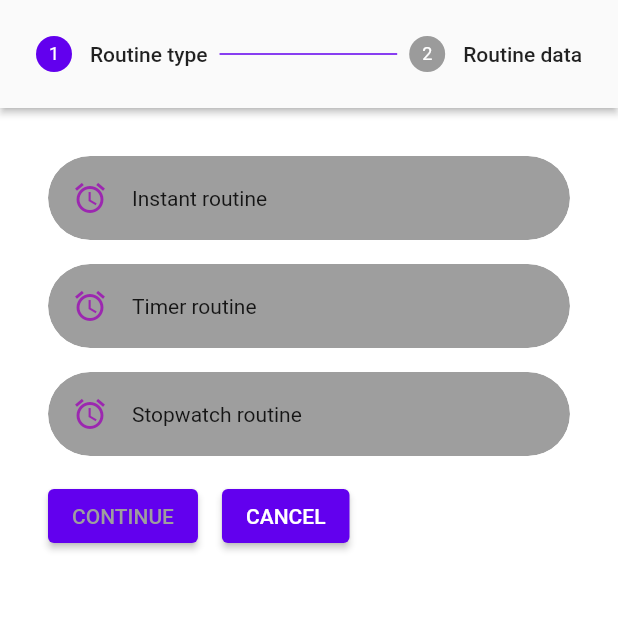
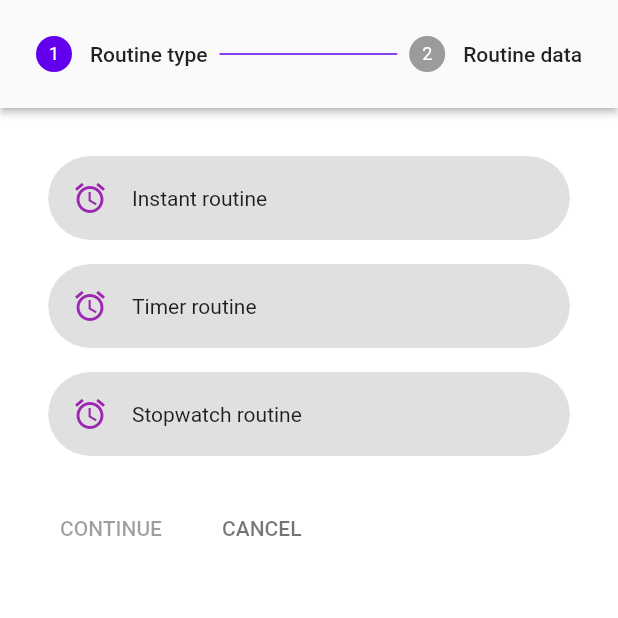
Before and after one commit to Josde/Habitr, a Flutter app: the RoutineScreen screen opened directly, after a tap on the "delete" icon, after a tap on the "add" icon, on a phone screen of 412 x 824 dp, the top half of it. Run offline on Flutter 3.47's test engine with Material 2 defaults, Android fonts, the phone set to English and light mode, and no system bars; our stand-ins replace bloc, country_picker, equatable, flutter_bloc, flutter_native_splash, flutter_settings_screens and 3 more; missing offline and left inert: jdenticon_dart; accounts and stored records are empty.

Commit message:
Added functionality to the new routine editing screen Changed routine to use a starting time and a number of notifications every 5 min. Changed theming to make it a less bit hard on the eyes Modify feed and profile to make them more aesthetic

```diff
--- a/lib/data/classes/routine.dart
+++ b/lib/data/classes/routine.dart
@@ -1,14 +1,17 @@
+import 'package:flutter/material.dart';
 import 'package:habitr_tfg/data/enum/ActivityType.dart';
 import 'package:uuid/uuid.dart';
 class Routine {
   String name = "";
-  int delayBetweenNotis = 180;
+  int numberOfNotifications = 3;
+  TimeOfDay notificationStartTime = TimeOfDay.fromDateTime(DateTime(2022));
   ActivityType type = ActivityType.Instant;
   int timerLength = 0;
+  bool notificationsEnabled = false;
   late String id;
   var uuid = Uuid();
-  Routine.withId(this.name, this.delayBetweenNotis, this.type, this.timerLength, this.uuid);
-  Routine(this.name, this.delayBetweenNotis, this.type, this.timerLength) {
+  Routine.withId(this.name, this.numberOfNotifications, this.notificationStartTime, this.notificationsEnabled, this.type, this.timerLength, this.uuid);
+  Routine(this.name, this.numberOfNotifications, this.notificationStartTime, this.notificationsEnabled, this.type, this.timerLength) {
     this.id = uuid.v4();
   }
   Routine.empty();
@@ -16,27 +19,40 @@ class Routine {
   Routine.fromJson(Map<String,dynamic> json) {
     //TODO: Add error handling
     this.name = json['name'];
-    this.delayBetweenNotis = json['delayBetweenNotis'];
     this.type = ActivityType.values.elementAt(json['type']);
+    if (json.containsKey('numberOfNotifications')) {
+      this.numberOfNotifications = json['numberOfNotifications'];
+    }
+    if (json.containsKey('notificationStartTime')) {
+      List<String> time = json['notificationStartTime'].split(',');
+      if (time.length == 2) { // TODO: Add proper error handling to this.
+        this.notificationStartTime = TimeOfDay(hour: int.parse(time[0]), minute: int.parse(time[1]));
+      }
+
+    }
     if (json.containsKey('id')) {
       this.id = json['id'];
     } else {
       this.id = uuid.v4();
     }
+    if (json.containsKey('notificationsEnabled')) {
+      this.notificationsEnabled = json['notificationsEnabled'];
+    }
     if (json.containsKey('timerLength')) {
       this.timerLength = json['timerLength'];
-    } else {
-      this.timerLength = 60; // TODO: CHANGE THIS
     }
   }
 
   Map<String, dynamic> toJson() {
     final Map<String, dynamic> json = new Map<String, dynamic>();
     json['name'] = this.name;
-    json['delayBetweenNotis'] = this.delayBetweenNotis;
+    json['numberOfNotifications'] = this.numberOfNotifications;
+    json['notificationStartTime'] = '${this.notificationStartTime.hour},${this.notificationStartTime.minute}';
     json['type'] = this.type.index;
     json['timerLength'] = this.timerLength;
     json['id'] = this.id;
+    json['notificationsEnabled'] = this.notificationsEnabled;
+    print(json.toString());
     return json;
   }
 }
--- a/lib/screens/misc/feed_screen.dart
+++ b/lib/screens/misc/feed_screen.dart
@@ -42,8 +42,9 @@ class _FeedScreenState extends State<FeedScreen> {
          child: ClipRRect( //TODO: Using padding makes ClipRRect show as rectangle instead of rounded rectangle? weird
             borderRadius: BorderRadius.circular(30.0),
             child: Container(
-              margin: EdgeInsets.all(8.0),
               color: Theme.of(context).primaryColorDark,
+              child: Padding(
+                padding: const EdgeInsets.all(8.0),
                 child: Column(
                   children: [
                     GestureDetector(
@@ -72,6 +73,7 @@ class _FeedScreenState extends State<FeedScreen> {
                   ]
                 ),
               ),
+            ),
 
           ),
        );
--- a/lib/screens/routine/new_create_routine_screen.dart
+++ b/lib/screens/routine/new_create_routine_screen.dart
@@ -1,26 +1,41 @@
 import 'package:flutter/material.dart';
+import 'package:flutter_bloc/flutter_bloc.dart';
 import 'package:habitr_tfg/data/classes/routine.dart';
 import 'package:habitr_tfg/data/enum/ActivityType.dart';
 import 'package:habitr_tfg/utils/validator.dart';
 
+import '../../blocs/routines/routines_bloc.dart';
+
 class NewCreateRoutineScreen extends StatefulWidget {
-  const NewCreateRoutineScreen({Key? key}) : super(key: key);
-
+  const NewCreateRoutineScreen({Key? key, this.routine}) : super(key: key);
+  final Routine? routine;
   @override
   State<NewCreateRoutineScreen> createState() => _NewCreateRoutineScreenState();
 }
 
 class _NewCreateRoutineScreenState extends State<NewCreateRoutineScreen> {
   int _index = 0;
-  Routine? _routine;
-  ActivityType? _currentType = null;
-  String nombreRutina = "";
-  int freqNotificaciones = 3;
-  int timerLength = 0;
-  Routine? rutinaActual = null;
-  TimeOfDay? notificationStartTime = TimeOfDay.now();
-  bool notificationEnabled = true;
+  ActivityType? _currentType;
+  String _routineName = "";
+  int _numberOfNotifications = 3;
+  int _timerLength = 0;
+  TimeOfDay? _notificationStartTime = TimeOfDay.now();
+  bool _notificationsEnabled = true;
   final _formKey = GlobalKey<FormState>();
+
+  @override
+  void initState() {
+    if (widget.routine != null) { // modo de edición de rutina
+      Routine r = widget.routine!;
+      _index = 1;
+      _routineName = r.name;
+      _currentType = r.type;
+      _notificationsEnabled = r.notificationsEnabled;
+      _numberOfNotifications = r.numberOfNotifications;
+      _timerLength = r.timerLength;
+      _notificationStartTime = r.notificationStartTime;
+    }
+  }
   @override
   Widget build(BuildContext context) {
     return Scaffold(
@@ -29,27 +44,8 @@ class _NewCreateRoutineScreenState extends State<NewCreateRoutineScreen> {
           currentStep: _index,
           type: StepperType.horizontal,
           steps: getSteps(),
-          controlsBuilder: (BuildContext context, ControlsDetails details) {
-            return Row(
-              children: [
-                Padding(
-                  padding: const EdgeInsets.all(8.0),
-                  child: ElevatedButton(
-                    onPressed: onStepContinue,
-                    child: _currentType == null? Text('CONTINUE', style: TextStyle(color: Theme.of(context).primaryColorDark)) : Text('CONTINUE'),
-                  ),
-                ),
-                Padding(
-                  padding: const EdgeInsets.all(8.0),
-                  child: ElevatedButton(
-                    onPressed: () => setState(() => _index == 0? Navigator.pop(context) : _index -= 1),
-                    child: Text('CANCEL'),
-
-                  ),
-                )
-              ],
-            );
-          },
+          onStepContinue: _currentType == null? null : onStepContinue,
+          onStepCancel: () => (setState(() => _index == 0? Navigator.pop(context) : _index -= 1) )
         ),
       ),
     );
@@ -57,8 +53,21 @@ class _NewCreateRoutineScreenState extends State<NewCreateRoutineScreen> {
     void onStepContinue() {
     if (_index != getSteps().length - 1 && _currentType != null) {
       setState( () => _index += 1);
-    } else if (_index == getSteps().length - 1) {
-      Navigator.pop(context);
+    } else if (_index == getSteps().length - 1) { // Add null checks here to prevent crashing due to ! operator
+      if (this._formKey.currentState!.validate()) {
+        this._formKey.currentState!.save();
+        Routine nuevaRutina = Routine(_routineName, _numberOfNotifications, _notificationStartTime!, _notificationsEnabled, _currentType!, _timerLength);
+        if (widget.routine != null) { // Modo de edición
+                      nuevaRutina.id = widget.routine!.id;
+                      BlocProvider.of<RoutinesBloc>(context, listen: false)
+                          .add(UpdateRoutine(routine: nuevaRutina));
+
+        } else {
+           BlocProvider.of<RoutinesBloc>(context, listen: false)
+              .add(CreateRoutine(routine: nuevaRutina));
+        }
+        Navigator.pop(context);
+      }
     }
   }
   List<Step> getSteps() {
@@ -173,14 +182,16 @@ class _NewCreateRoutineScreenState extends State<NewCreateRoutineScreen> {
 
   Widget buildRoutineDataScreen(BuildContext context) {
     return Form(
+      key: this._formKey,
+      autovalidateMode: AutovalidateMode.onUserInteraction,
       child: Column(
           children: [
             Padding( // Name
                   padding: const EdgeInsets.all(8.0),
                   child: TextFormField(
-                    initialValue: '$nombreRutina',
+                    initialValue: '$_routineName',
                     validator: (value) {return textNotEmptyValidator(value);},
-                    onSaved: (value) {this.nombreRutina = value ?? '';},
+                    onSaved: (value) {this._routineName = value ?? '';},
                     decoration: InputDecoration(
                       border: OutlineInputBorder(),
                       labelText: "Activity name",
@@ -191,9 +202,9 @@ class _NewCreateRoutineScreenState extends State<NewCreateRoutineScreen> {
                   child: Padding(
                       padding: const EdgeInsets.all(8.0),
                       child: TextFormField(
-                        initialValue: '${(timerLength ~/ 60).toString()}',
+                        initialValue: '${(_timerLength ~/ 60).toString()}',
                         validator: (value) {return numericInputValidator(value);},
-                        onSaved: (value) {timerLength = (value == null ? 10 : int.parse(value) * 60);},
+                        onSaved: (value) {this._timerLength = (value == null ? 10 : int.parse(value) * 60);},
                         decoration: InputDecoration(
                           border: OutlineInputBorder(),
                           labelText: _currentType == ActivityType.Timer ? 'Activity length' : 'Duration goal',
@@ -214,13 +225,13 @@ class _NewCreateRoutineScreenState extends State<NewCreateRoutineScreen> {
                       Checkbox(
                         activeColor: Theme.of(context).iconTheme.color,
                         onChanged: (
-                        bool? value) { setState(() => notificationEnabled = value!); },
-                        value: notificationEnabled,),
+                        bool? value) { setState(() => this._notificationsEnabled = value!); },
+                        value: this._notificationsEnabled,),
                     ]
                   ),
               ),
               Visibility(
-                visible: notificationEnabled,
+                visible: _notificationsEnabled,
                 maintainState: true,
                 child: Padding(padding: const EdgeInsets.all(8.0),
                   child: Row(children: [
@@ -228,21 +239,20 @@ class _NewCreateRoutineScreenState extends State<NewCreateRoutineScreen> {
                     Spacer(),
                     ElevatedButton(child: Icon(Icons.access_alarm),
                       onPressed: () async => {
-                        notificationStartTime = await showTimePicker(context: context, initialTime: TimeOfDay.now())},)
+                        this._notificationStartTime = await showTimePicker(context: context, initialTime: TimeOfDay.now())},)
 
                   ],)
                 ),
               ),
               Visibility(
-                visible: notificationEnabled,
+                visible: _notificationsEnabled,
                 maintainState: true,
                 child: Padding( // Number of notifications
-                  //TODO: Rework routine to actually use a number of notifications each 5 minutes
                     padding: const EdgeInsets.all(8.0),
                     child: TextFormField(
-                      initialValue: '${freqNotificaciones.toString()}',
+                      initialValue: '${_numberOfNotifications.toString()}',
                       validator: (value) {return numericInputValidator(value);},
-                      onSaved: (value) {this.freqNotificaciones = (value == null ? 180 : int.parse(value));},
+                      onSaved: (value) {this._numberOfNotifications = (value == null ? 180 : int.parse(value));},
                       decoration: InputDecoration(
                         border: OutlineInputBorder(),
                         labelText: "Number of notifications",
--- a/lib/screens/routine/routine_screen.dart
+++ b/lib/screens/routine/routine_screen.dart
@@ -41,13 +41,13 @@ class _RoutineScreenState extends State<RoutineScreen> {
                       color: Theme.of(context).primaryColorDark,
                       child: Row(children: [Padding(
                                               padding: const EdgeInsets.all(8.0),
-                                              child: Text('${state.routines[index].name}', style: TextStyle(color: Colors.white))),
+                                              child: Text('${state.routines[index].name}')),
                                             Spacer(),
                                             IconButton(onPressed: () { // Edit button
                                               Navigator.push(context, MaterialPageRoute(builder: (context) {
                                                 return BlocProvider.value(
                                                     value: BlocProvider.of<RoutinesBloc>(context),
-                                                    child: EditRoutineScreen(routine: state.routines[index]),
+                                                    child: NewCreateRoutineScreen(routine: state.routines[index]),
                                               );
                                               }));
                                             },
@@ -67,7 +67,7 @@ class _RoutineScreenState extends State<RoutineScreen> {
                       Navigator.push(context, MaterialPageRoute(builder: (context) { //TODO: Change all instances of this into the new routine screen.
                         return BlocProvider.value(
                             value: BlocProvider.of<RoutinesBloc>(context),
-                            child: RoutineDetailScreen(routine: state.routines[index]),
+                            child: NewCreateRoutineScreen(routine: state.routines[index]),
                       );
                       }));
                   }
@@ -80,8 +80,7 @@ class _RoutineScreenState extends State<RoutineScreen> {
               Navigator.push(context, MaterialPageRoute(builder: (context) {
                         return BlocProvider.value(
                             value: BlocProvider.of<RoutinesBloc>(context),
-                            //child: EditRoutineScreen(routine: null),
-                            child: NewCreateRoutineScreen(),
+                            child: NewCreateRoutineScreen(routine: null),
                       );
                       }));
             },
--- a/lib/utils/constants.dart
+++ b/lib/utils/constants.dart
@@ -8,7 +8,8 @@ final supabase = Supabase.instance.client;
 ThemeData lightTheme = ThemeData(
   scaffoldBackgroundColor: Colors.white,
   primaryColor: Colors.white,
-  primaryColorDark: Colors.grey,
+  primaryColorDark: Colors.black12,
+  disabledColor: Colors.grey,
   colorScheme: ColorScheme.light(),
   iconTheme: IconThemeData(color: Colors.purple),
 );
@@ -16,7 +17,8 @@ ThemeData lightTheme = ThemeData(
 ThemeData? darkTheme = ThemeData(
   scaffoldBackgroundColor: Colors.grey.shade900,
   primaryColor: Colors.black,
-  primaryColorDark: Colors.grey,
+  primaryColorDark: Colors.white12,
+  disabledColor: Colors.grey,
   colorScheme: ColorScheme.dark(),
   iconTheme: IconThemeData(color: Colors.purple),
 );
```
Also changed, not shown: lib/screens/routine/edit_routine_screen.dart (+7 -7 lines), lib/screens/users/profile_screen.dart (+3 -5 lines). Lines whose indentation alone changed are shown as unchanged.
